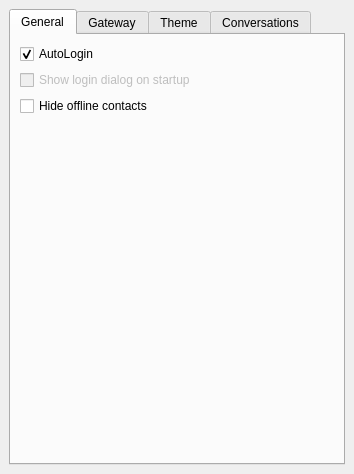
Before: the Qt Designer form src/gui/dock_widgets/options.ui in marcbowes/mxitc, drawn with Qt 5.
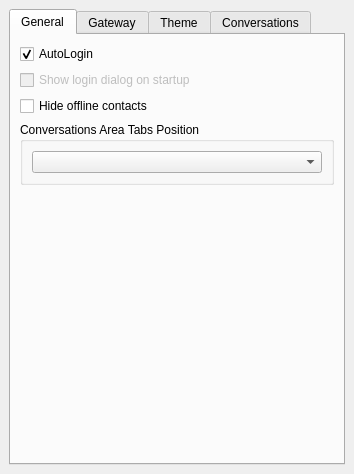
After: the same form once the commit is applied.

Commit message: hooked up the system tray actions to a method but I can't get it to unminmize the main window properly. Also added option to change tabposition (top, bottom, left, right), saves and loads as well

```diff
--- a/src/gui/dock_widgets/options.ui
+++ b/src/gui/dock_widgets/options.ui
@@ -58,6 +58,18 @@
              </property>
             </widget>
            </item>
+           <item>
+            <widget class="QGroupBox" name="groupBox">
+             <property name="title">
+              <string>Conversations Area Tabs Position</string>
+             </property>
+             <layout class="QVBoxLayout" name="verticalLayout_11">
+              <item>
+               <widget class="QComboBox" name="tabPosComboBox"/>
+              </item>
+             </layout>
+            </widget>
+           </item>
            <item>
             <spacer name="verticalSpacer_2">
              <property name="orientation">
```
The commit also changes 5 other files.
